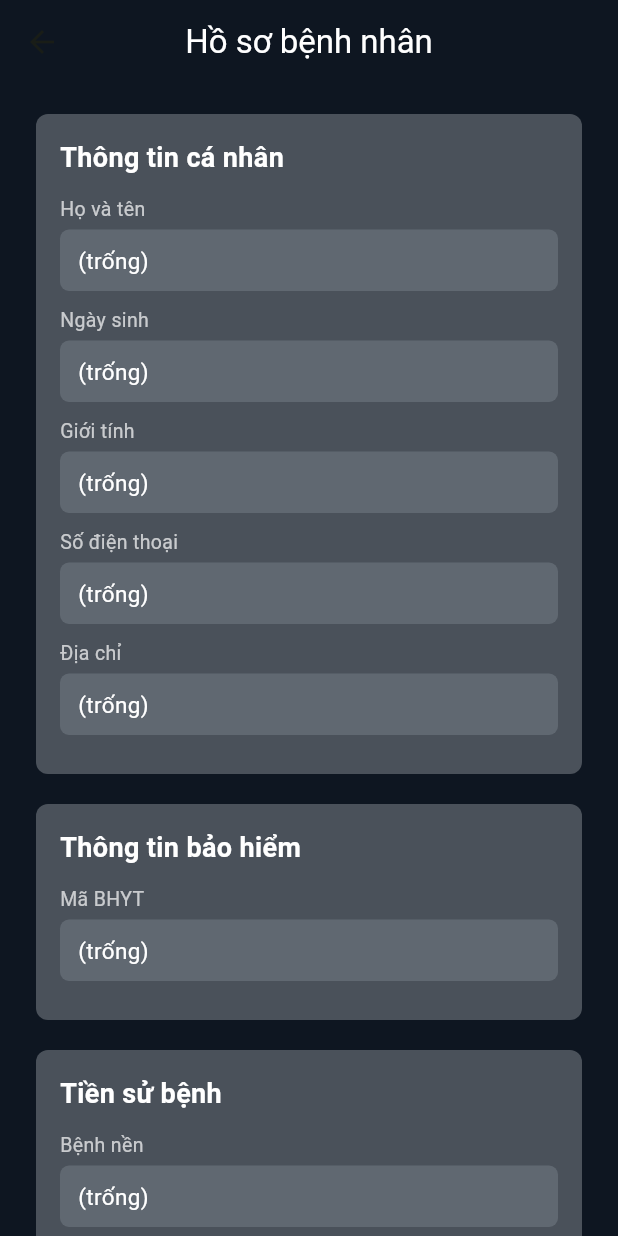
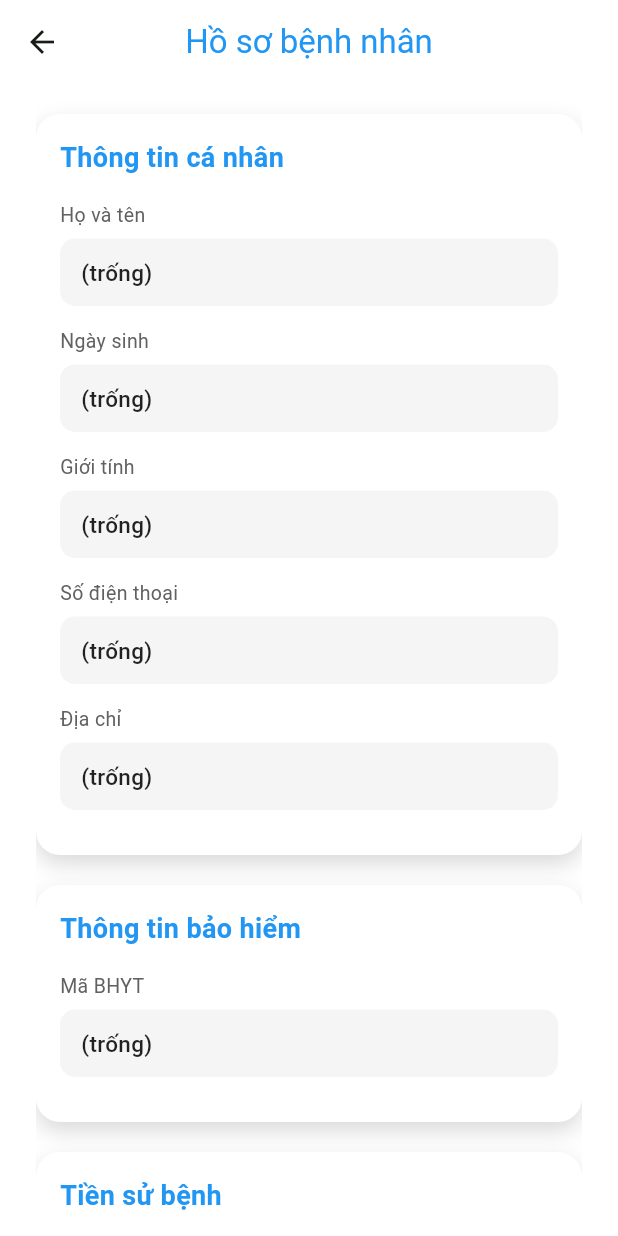
Before and after one commit to lasuss/medi_house, a Flutter app: the PatientRecordDetail screen opened directly with empty values, on a phone screen of 412 x 824 dp. Run offline on Flutter 3.47's test engine with Material 3 defaults, Android fonts, the phone set to English and light mode, and no system bars; our stand-ins replace firebase_core, font_awesome_flutter, go_router, supabase_flutter; missing offline and left inert: mobile_scanner; accounts and stored records are empty.

```diff
--- a/lib/Widgets/patient/PatientRecordDetail.dart
+++ b/lib/Widgets/patient/PatientRecordDetail.dart
@@ -67,13 +67,13 @@ class _PatientRecordDetailState extends State<PatientRecordDetail> {
   @override
   Widget build(BuildContext context) {
     return Scaffold(
-      backgroundColor: const Color(0xFF0E1621),
+      backgroundColor: const Color(0xFFFFFF),
       appBar: AppBar(
-        backgroundColor: const Color(0xFF0E1621),
+        backgroundColor: const Color(0xFFFFFF),
         elevation: 0,
         title: const Text(
           "Hồ sơ bệnh nhân",
-          style: TextStyle(fontSize: 22, color: Colors.white),
+          style: TextStyle(fontSize: 22, color: Colors.blue),
         ),
         centerTitle: true,
       ),
@@ -139,7 +139,7 @@ class _PatientRecordDetailState extends State<PatientRecordDetail> {
                       ),
                     ),
                     child: const Text(
-                      "Chỉnh sửa",
+                      "Quay lại",
                       style: TextStyle(color: Colors.white),
                     ),
                   ),
@@ -158,7 +158,7 @@ class _PatientRecordDetailState extends State<PatientRecordDetail> {
                       ),
                     ),
                     child: const Text(
-                      "Quay lại",
+                      "Lưu",
                       style: TextStyle(color: Colors.white),
                     ),
                   ),
@@ -181,40 +181,64 @@ class _PatientRecordDetailState extends State<PatientRecordDetail> {
       width: double.infinity,
       padding: const EdgeInsets.all(16),
       decoration: BoxDecoration(
-        color: const Color(0xFF4A515A),
-        borderRadius: BorderRadius.circular(8),
+        color: Colors.white,
+        borderRadius: BorderRadius.circular(16),
+        boxShadow: [
+          BoxShadow(
+            color: Colors.black.withOpacity(0.15),
+            blurRadius: 12,
+            spreadRadius: 0,
+            offset: const Offset(0, 6),
+          ),
+        ],
       ),
       child: Column(
         crossAxisAlignment: CrossAxisAlignment.start,
         children: [
+          // 🔵 Title — màu xanh
           Text(
             title,
-            style:
-            const TextStyle(color: Colors.white, fontSize: 18, fontWeight: FontWeight.bold),
+            style: const TextStyle(
+              color: Color(0xff2196f3),
+              fontSize: 18,
+              fontWeight: FontWeight.bold,
+            ),
           ),
-          const SizedBox(height: 12),
+
+          const SizedBox(height: 16),
 
           ...items.entries.map((e) {
             return Padding(
-              padding: const EdgeInsets.only(bottom: 10),
+              padding: const EdgeInsets.only(bottom: 14),
               child: Column(
                 crossAxisAlignment: CrossAxisAlignment.start,
                 children: [
-                  Text(e.key,
-                      style: const TextStyle(
-                          color: Colors.white70, fontSize: 13)),
-                  const SizedBox(height: 4),
+                  // Label xám nhạt
+                  Text(
+                    e.key,
+                    style: TextStyle(
+                      color: Colors.grey.shade700,
+                      fontSize: 13,
+                    ),
+                  ),
+                  const SizedBox(height: 6),
+
+                  // Ô chứa giá trị — giống UI bạn đưa
                   Container(
                     width: double.infinity,
                     padding:
-                    const EdgeInsets.symmetric(vertical: 10, horizontal: 12),
+                    const EdgeInsets.symmetric(vertical: 12, horizontal: 14),
                     decoration: BoxDecoration(
-                      color: const Color(0xFF606871),
-                      borderRadius: BorderRadius.circular(6),
+                      color: Colors.grey.shade100,
+                      borderRadius: BorderRadius.circular(10),
                     ),
                     child: Text(
                       e.value.isNotEmpty ? e.value : "(trống)",
-                      style: const TextStyle(color: Colors.white, fontSize: 15),
+                      style: const TextStyle(
+                        color: Colors.black87,
+                        fontSize: 15,
+                        fontWeight: FontWeight.w500,
+                      ),
                     ),
                   ),
                 ],
@@ -225,4 +249,5 @@ class _PatientRecordDetailState extends State<PatientRecordDetail> {
       ),
     );
   }
+
 }
```
Also changed, not shown: lib/Widgets/patient/PatientPersonalizeNotification.dart (+8 -8 lines), lib/Widgets/patient/PatientScanNationalID.dart (+7 -7 lines), 1 other file.
